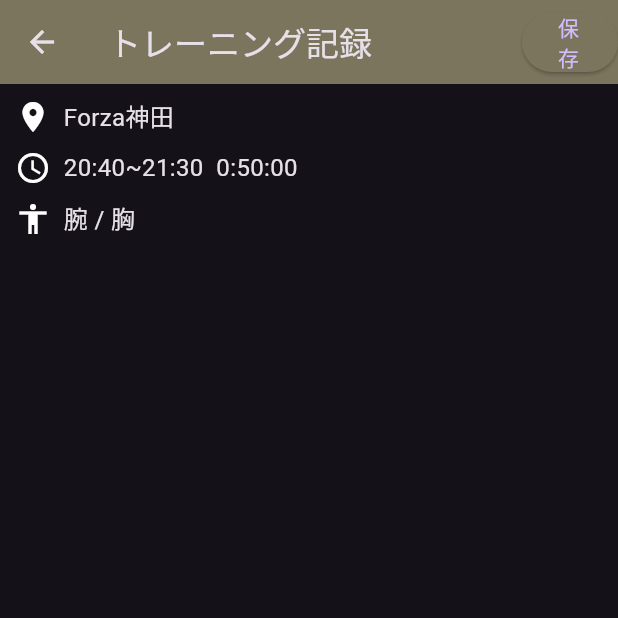
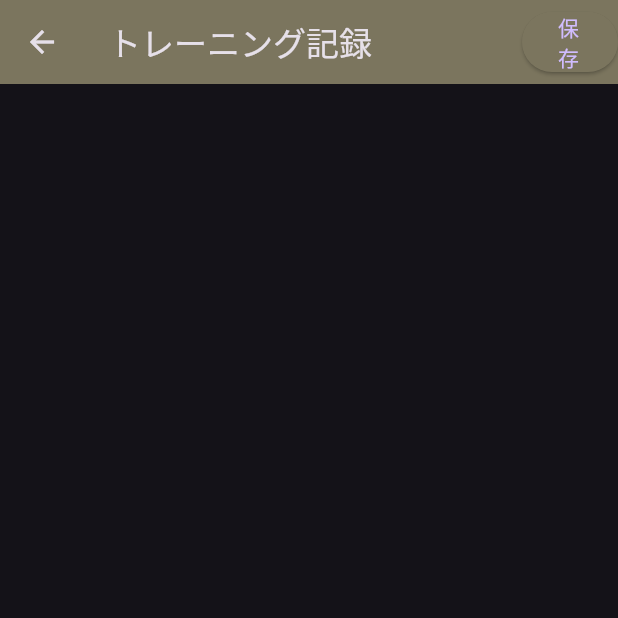
Before and after one commit to kana0830/gym_freak, a Flutter app: the EditTrainingMemo screen opened directly, on a phone screen of 412 x 824 dp, the top half of it. Run offline on Flutter 3.47's test engine with Material 3 defaults, Android fonts, the phone set to English and light mode, and no system bars; our stand-ins replace cloud_firestore, firebase_core, flutter_datetime_picker_plus, flutter_riverpod, go_router, riverpod_annotation and 1 more; missing offline and left inert: age_calculator, firebase_ui_auth; accounts and stored records are empty; generated files the repository leaves out were written again.

```diff
--- a/lib/view_models/training_memo_notifier.dart
+++ b/lib/view_models/training_memo_notifier.dart
@@ -12,6 +12,7 @@ part 'training_memo_notifier.g.dart';
 
 @riverpod
 class TrainingMemoNotifier extends _$TrainingMemoNotifier {
+
   final _userRepository = UserRepository();
   late DocumentSnapshot<Map<String, dynamic>> trainingMemo;
 
--- a/lib/views/screens/pages/edit_training_memo.dart
+++ b/lib/views/screens/pages/edit_training_memo.dart
@@ -62,37 +62,7 @@ class EditTrainingMemo extends ConsumerWidget {
             )
           ],
         ),
-        body: const Padding(
-          padding: EdgeInsets.all(10.0),
-          child: Column(
-            children: [
-              Row(
-                children: [
-                  Icon(Icons.room),
-                  Text('  Forza神田'),
-                ],
-              ),
-              SizedBox(height: 10.0),
-              Row(
-                children: [
-                  Icon(Icons.access_time),
-                  Text('  20:40~21:30  0:50:00'),
-                ],
-              ),
-              SizedBox(height: 10.0),
-              Row(
-                children: [
-                  Icon(Icons.accessibility),
-                  Text('  腕 / 胸'),
-                ],
-              ),
-              SizedBox(height: 10.0),
-              // listContent.listFrame(menuData!),
-              // listContent.listFrame('ベンチプレス', '8kg', '12'),
-              // listContent.listFrame('サイドベント', '8kg', '12'),
-            ],
-          ),
-        ),
+        body: Container()
       ),
     );
   }
```
